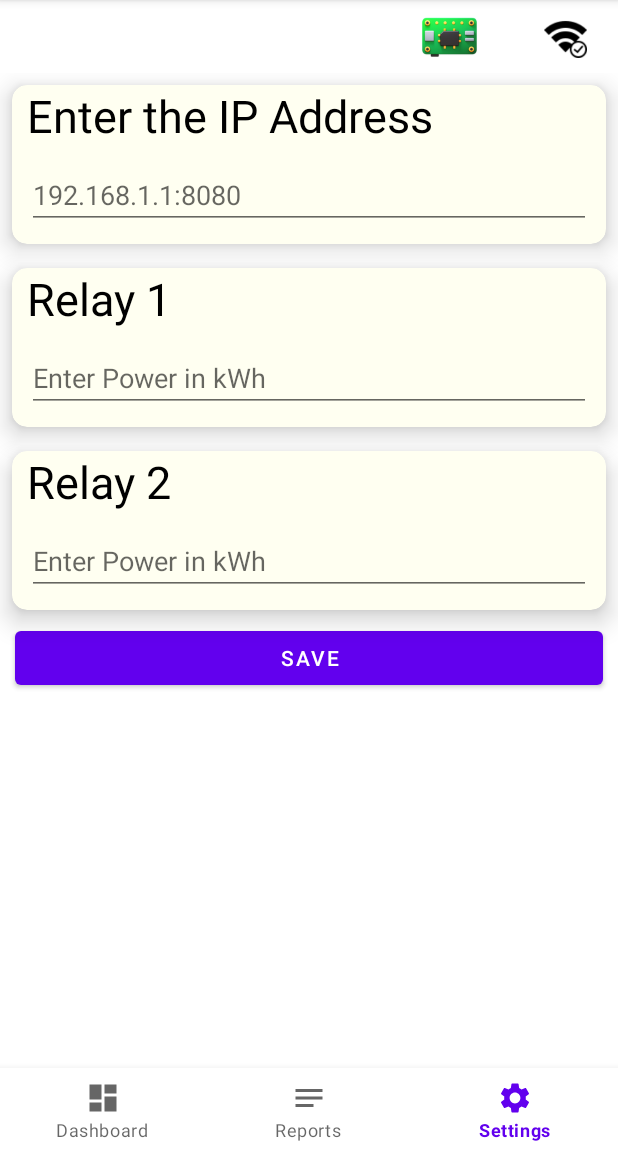
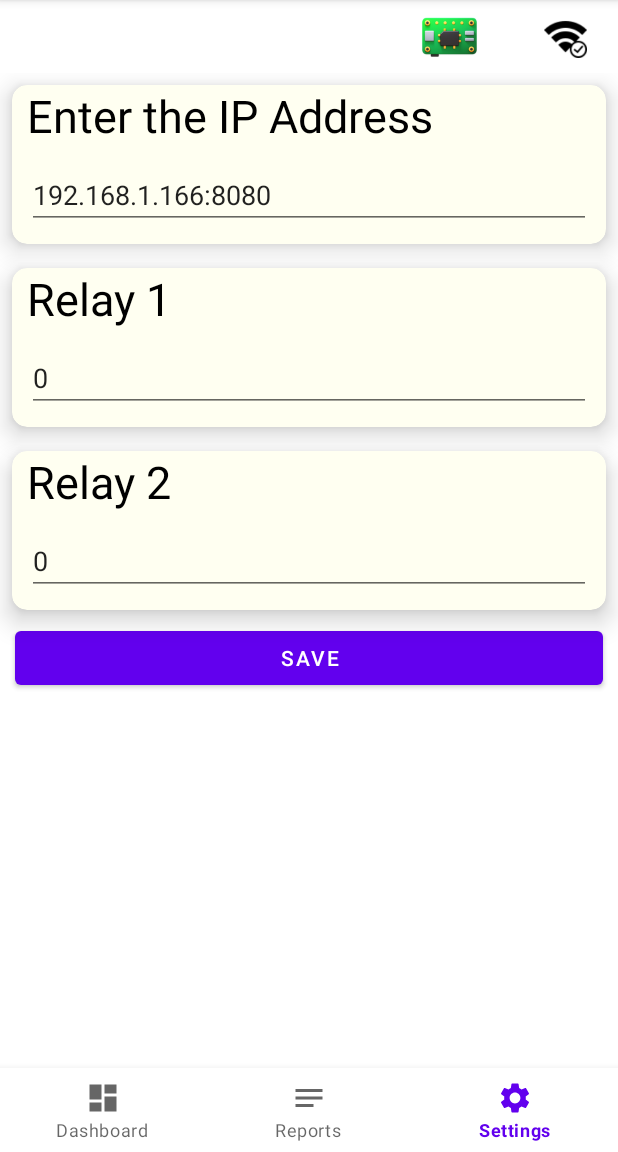
Before and after one commit to Kumar-Neelamegam/ENERMIZER, an Android app: the screen it shows after launch (MainActivity), item 3 of the bottom bar chosen, on a phone screen of 412 x 824 dp, the part 84-1236 px from its top. Run offline under Robolectric (Android 15) with nearby library versions, the phone set to English and light mode, and no system bars; our stand-ins replace navigation-ui; libraries missing offline, so code that uses them is left out: cn.pedant; 2 statements that could not run were skipped.

Commit message:
Updated settings

```diff
--- a/app/build.gradle
+++ b/app/build.gradle
@@ -23,7 +23,7 @@ android {
             proguardFiles getDefaultProguardFile('proguard-android-optimize.txt'), 'proguard-rules.pro'
         }
         debug {
-            buildConfigField "String", "ServiceIPAddress", "\"192.168.1.166:8080\""
+            //buildConfigField "String", "ServiceIPAddress", "\"192.168.1.166:8080\""
         }
     }
 
--- a/app/src/main/java/com/peter/enermizer/services/RaspberryAPIService.kt
+++ b/app/src/main/java/com/peter/enermizer/services/RaspberryAPIService.kt
@@ -1,6 +1,5 @@
 package com.peter.enermizer.services
 
-import com.peter.enermizer.BuildConfig.ServiceIPAddress
 import com.peter.enermizer.data.RaspberryPiResponseDataset
 import com.peter.enermizer.data.ReportDataObject
 import okhttp3.OkHttpClient
@@ -14,7 +13,7 @@ import retrofit2.http.Path
 import java.util.concurrent.TimeUnit
 
 
-private val BASE_URL = "http://$ServiceIPAddress/api/"
+private val BASE_URL = "http://192.168.1.116:8080/api/"
 
 interface RaspberryAPIService {
     @GET("status")
--- a/app/src/main/java/com/peter/enermizer/utils/DataStoreManager.kt
+++ b/app/src/main/java/com/peter/enermizer/utils/DataStoreManager.kt
@@ -34,7 +34,7 @@ class DataStoreManager(private val context: Context) {
 
     // get the ipaddress from settings
     val settingsIPAddressFlow: Flow<Any> = context.dataStore.data.map { preferences ->
-        preferences[SETTINGS_IP_ADDRESS_KEY] ?: "192.168.1.1:8080"
+        preferences[SETTINGS_IP_ADDRESS_KEY] ?: "192.168.1.166:8080"
     }
 
     // get the relay1 power
--- a/app/src/main/java/com/peter/enermizer/views/settings/SettingsFragment.kt
+++ b/app/src/main/java/com/peter/enermizer/views/settings/SettingsFragment.kt
@@ -6,11 +6,14 @@ import android.view.View
 import android.view.ViewGroup
 import androidx.fragment.app.Fragment
 import androidx.lifecycle.ViewModelProvider
+import androidx.lifecycle.asLiveData
 import cn.pedant.SweetAlert.SweetAlertDialog
 import com.peter.enermizer.databinding.FragmentSettingsBinding
 import com.peter.enermizer.utils.DataStoreManager
 import kotlinx.coroutines.CoroutineScope
 import kotlinx.coroutines.Dispatchers
+import kotlinx.coroutines.flow.collectIndexed
+import kotlinx.coroutines.flow.first
 import kotlinx.coroutines.launch
 
 
@@ -39,7 +42,30 @@ class SettingsFragment : Fragment() {
      * Initialization of the views
      */
     private fun init() {
+        loadSettings()
+    }
 
+    private fun loadSettings() {
+        if(DataStoreManager(requireContext()).settingsIPAddressFlow.toString().isNotEmpty()) {
+            CoroutineScope(Dispatchers.IO).launch {
+                val data = DataStoreManager(requireContext()).settingsIPAddressFlow.first()
+                binding.editIpaddress.setText(data.toString())
+            }
+        }
+
+        if(DataStoreManager(requireContext()).settingsRelay1Power.toString().isNotEmpty()) {
+            CoroutineScope(Dispatchers.IO).launch {
+                val data = DataStoreManager(requireContext()).settingsRelay1Power.first()
+                binding.editRelay1Power.setText(data.toString())
+            }
+        }
+
+        if(DataStoreManager(requireContext()).settingsRelay2Power.toString().isNotEmpty()) {
+            CoroutineScope(Dispatchers.IO).launch {
+                val data = DataStoreManager(requireContext()).settingsRelay2Power.first()
+                binding.editRelay2Power.setText(data.toString())
+            }
+        }
     }
 
     /**
@@ -67,6 +93,8 @@ class SettingsFragment : Fragment() {
                 CoroutineScope(Dispatchers.IO).launch {
                     DataStoreManager(requireContext()).storeSettingsInfo(ipaddress, relay1Power, relay2Power)
                 }
+                showSuccessDialog("Saved successfully..")
+
             }
 
     }
@@ -78,6 +106,14 @@ class SettingsFragment : Fragment() {
             .show()
     }
 
+    private fun showSuccessDialog(message:String) {
+        SweetAlertDialog(requireContext(), SweetAlertDialog.SUCCESS_TYPE)
+            .setTitleText("Success")
+            .setContentText(message)
+            .show()
+    }
+
+
     override fun onDestroyView() {
         super.onDestroyView()
         _binding = null
--- a/gradle.properties
+++ b/gradle.properties
@@ -14,10 +14,11 @@ org.gradle.jvmargs=-Xmx2048m -Dfile.encoding=UTF-8
 # AndroidX package structure to make it clearer which packages are bundled with the
 # Android operating system, and which are packaged with your app's APK
 # https://developer.android.com/topic/libraries/support-library/androidx-rn
-android.useAndroidX=true
 # Kotlin code style for this project: "official" or "obsolete":
 kotlin.code.style=official
 # Enables namespacing of each library's R class so that its R class includes only the
 # resources declared in the library itself and none from the library's dependencies,
 # thereby reducing the size of the R class for that library
 android.nonTransitiveRClass=true
+android.useAndroidX=true
+android.enableJetifier=true
```
Also changed, not shown: app/src/main/res/anim/error_frame_in.xml (added, +12 -0 lines).
